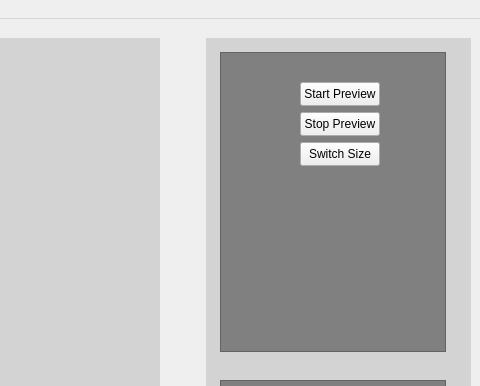
Above: mainwindow.ui from University-of-Utah-CS3505/a8-sprite-editor-f23-MAUIFanClub before the change; both pictures show x 800 to 1280 and y 0 to 386 of the 1280 by 720 pixel window. Below: the same form after it.
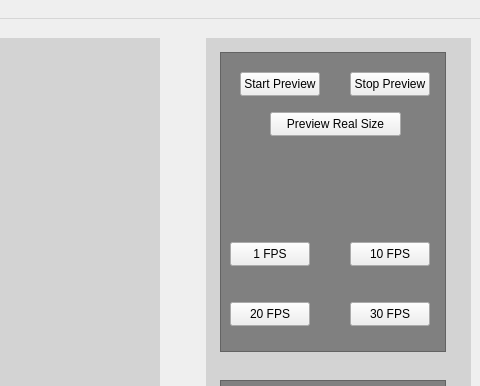
That is the form after the change.

Commit message: added animation preview

What changed in the file:
```diff
--- a/mainwindow.ui
+++ b/mainwindow.ui
@@ -249,8 +249,8 @@
             <widget class="QPushButton" name="startPreviewButton">
              <property name="geometry">
               <rect>
-               <x>80</x>
-               <y>30</y>
+               <x>20</x>
+               <y>20</y>
                <width>80</width>
                <height>24</height>
               </rect>
@@ -262,21 +262,21 @@
             <widget class="QPushButton" name="switchSizeButton">
              <property name="geometry">
               <rect>
-               <x>80</x>
-               <y>90</y>
-               <width>80</width>
-               <height>24</height>
-              </rect>
-             </property>
-             <property name="text">
-              <string>Switch Size</string>
-             </property>
-            </widget>
-            <widget class="QPushButton" name="stopPreviewButton">
-             <property name="geometry">
-              <rect>
-               <x>80</x>
+               <x>50</x>
                <y>60</y>
+               <width>131</width>
+               <height>24</height>
+              </rect>
+             </property>
+             <property name="text">
+              <string>Preview Real Size</string>
+             </property>
+            </widget>
+            <widget class="QPushButton" name="stopPreviewButton">
+             <property name="geometry">
+              <rect>
+               <x>130</x>
+               <y>20</y>
                <width>80</width>
                <height>24</height>
               </rect>
@@ -285,6 +285,58 @@
               <string>Stop Preview</string>
              </property>
             </widget>
+            <widget class="QPushButton" name="OneFPSButton">
+             <property name="geometry">
+              <rect>
+               <x>10</x>
+               <y>190</y>
+               <width>80</width>
+               <height>24</height>
+              </rect>
+             </property>
+             <property name="text">
+              <string>1 FPS</string>
+             </property>
+            </widget>
+            <widget class="QPushButton" name="TenFPSButton">
+             <property name="geometry">
+              <rect>
+               <x>130</x>
+               <y>190</y>
+               <width>80</width>
+               <height>24</height>
+              </rect>
+             </property>
+             <property name="text">
+              <string>10 FPS</string>
+             </property>
+            </widget>
+            <widget class="QPushButton" name="TwentyFPSButton">
+             <property name="geometry">
+              <rect>
+               <x>10</x>
+               <y>250</y>
+               <width>80</width>
+               <height>24</height>
+              </rect>
+             </property>
+             <property name="text">
+              <string>20 FPS</string>
+             </property>
+            </widget>
+            <widget class="QPushButton" name="ThirtyFPSButton">
+             <property name="geometry">
+              <rect>
+               <x>130</x>
+               <y>250</y>
+               <width>80</width>
+               <height>24</height>
+              </rect>
+             </property>
+             <property name="text">
+              <string>30 FPS</string>
+             </property>
+            </widget>
            </widget>
           </item>
           <item>
```
Left out of the diff: 2 changed lines with no effect on the pictures. The commit also changes 7 other files.
